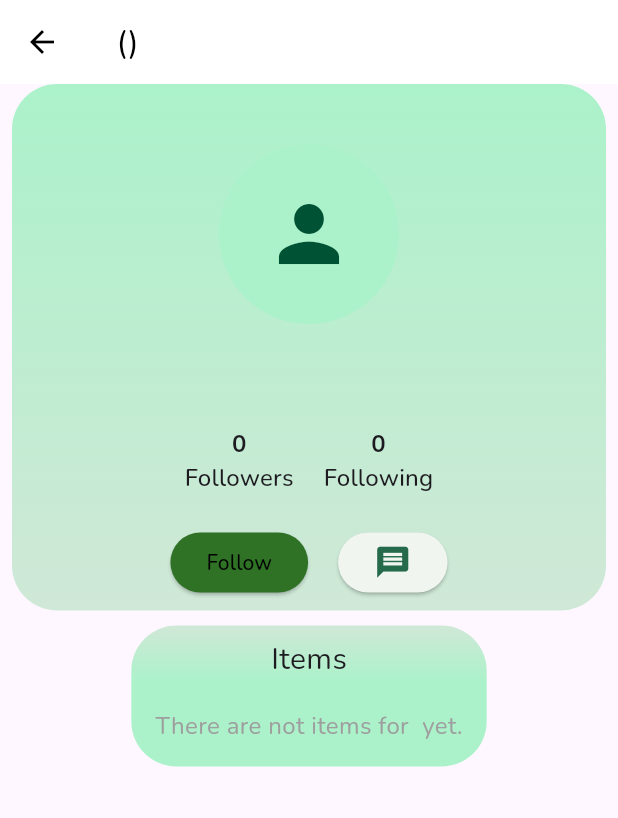
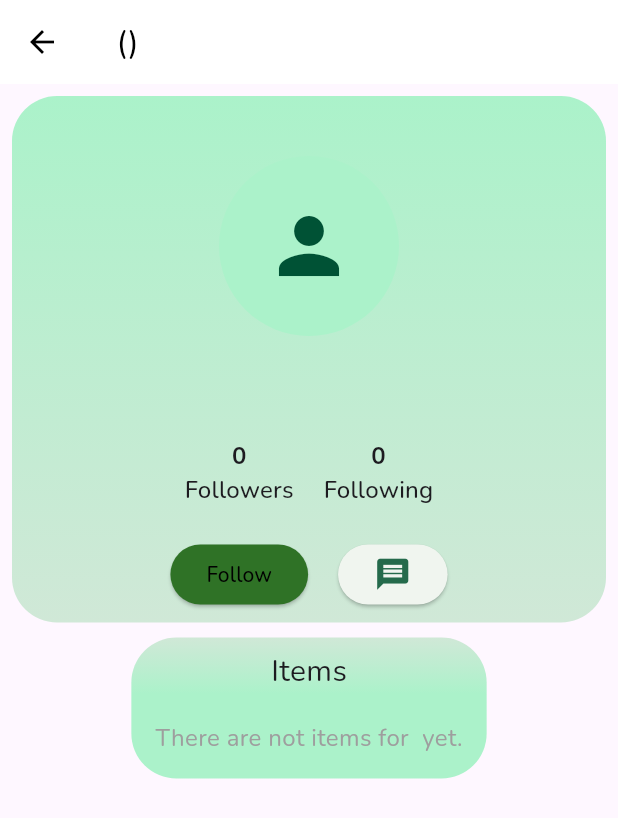
Before and after one commit to mouman203/AlFirma-App, a Flutter app: the UserProfilePage screen opened directly with empty values, on a phone screen of 412 x 824 dp. Shown: the top 818 px of the screen. Run offline on Flutter 3.47's test engine with Material 3 defaults, Android fonts, the phone set to English and light mode, and no system bars; our stand-ins replace awesome_dialog, cloud_firestore, firebase_auth, firebase_core, firebase_storage, flutter_iconly and 7 more; missing offline and left inert: app_settings, firebase_app_check; accounts and stored records are empty.

Commit message:
userprofile page

```diff
--- a/lib/Front_end/userprofilepage.dart
+++ b/lib/Front_end/userprofilepage.dart
@@ -158,7 +158,7 @@ class _UserProfilePageState extends State<UserProfilePage> {
           children: [
             //the profile pic and the name of the user
             Padding(
-              padding: const EdgeInsets.only(left: 8.0, right: 8),
+              padding: const EdgeInsets.only(left: 8.0, right: 8,top: 8),
               child: Container(
                 decoration: BoxDecoration(
                   gradient: LinearGradient(
@@ -263,7 +263,7 @@ class _UserProfilePageState extends State<UserProfilePage> {
 
             //the products of the user
             Padding(
-              padding: const EdgeInsets.only(left: 8.0, right: 8),
+              padding: const EdgeInsets.only(left: 8.0, right: 8,bottom: 8),
               child: Container(
                 decoration: BoxDecoration(
                   gradient: LinearGradient(
```
